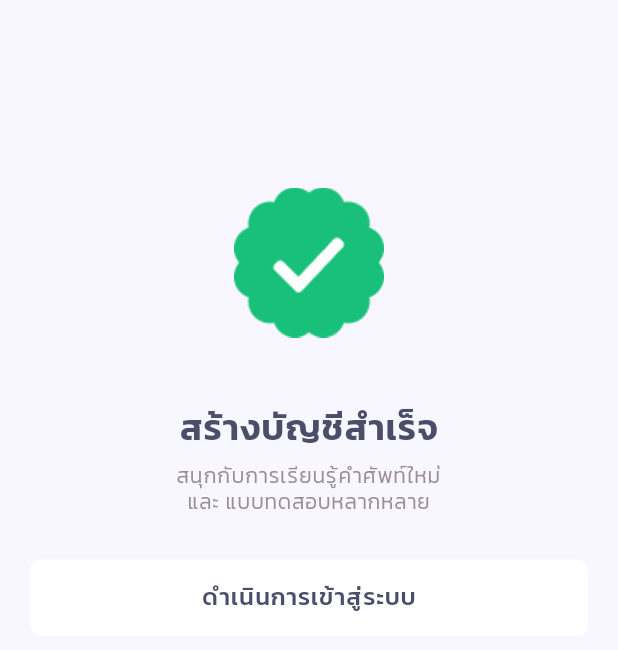
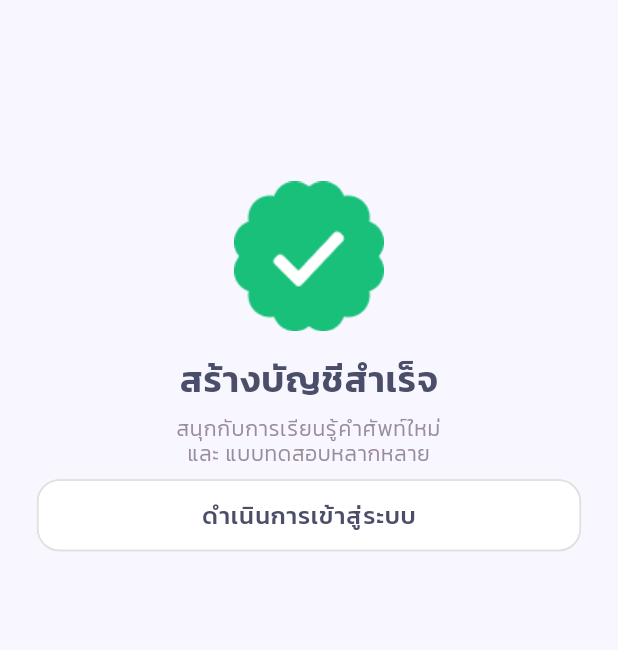
Before and after one commit to pumpkinn7/vocabtree, a Flutter app: the AccountSuccessScreen screen opened by its route, on a phone screen of 412 x 824 dp. Shown: the top 650 px of the screen. Run offline on Flutter 3.47's test engine with Material 3 defaults, Android fonts, the phone set to English and light mode, and no system bars; our stand-ins replace card_swiper, cloud_firestore, firebase_auth, firebase_core, firebase_storage, fl_chart and 5 more; missing offline and left inert: day_night_switcher, translator; accounts and stored records are empty; network calls fail.

Commit message:
AccountSuccessScreen

```diff
--- a/lib/features/auth/screens/account_success_screen.dart
+++ b/lib/features/auth/screens/account_success_screen.dart
@@ -1,55 +1,29 @@
 import 'package:flutter/material.dart';
-import 'package:vocabtree/core/theme/text_styles.dart';
+import 'package:vocabtree/core/utils/responsive_helper.dart';
+import 'package:vocabtree/features/auth/widgets/account_success/success_content.dart';
 
 class AccountSuccessScreen extends StatelessWidget {
   const AccountSuccessScreen({super.key});
 
   @override
   Widget build(BuildContext context) {
+    // คำนวณขนาดอุปกรณ์สำหรับการปรับ padding
+    final double screenHeight = MediaQuery.of(context).size.height;
+    final double topPadding = screenHeight * 0.08; // 8% of screen height
+
     return Scaffold(
       extendBodyBehindAppBar: true,
-      body: Padding(
-        padding: const EdgeInsets.symmetric(horizontal: 20),
-        child: SingleChildScrollView(
-          child: Column(
-            crossAxisAlignment: CrossAxisAlignment.center,
-            children: [
-              const SizedBox(height: 100),
-              Image.asset(
-                'assets/icons/Successmark.png',
-                height: 150,
-              ),
-              const SizedBox(height: 20),
-              Text(
-                'สร้างบัญชีสำเร็จ',
-                style: AppTextStyles.headline,
-              ),
-              const SizedBox(height: 10),
-              Text(
-                'สนุกกับการเรียนรู้คำศัพท์ใหม่\nและ แบบทดสอบหลากหลาย',
-                style: AppTextStyles.caption,
-                textAlign: TextAlign.center,
-              ),
-              const SizedBox(height: 30),
-              SizedBox(
-                width: double.infinity,
-                child: ElevatedButton(
-                  onPressed: () {
-                    Navigator.pushNamed(context, '/login');
-                  },
-                  style: ElevatedButton.styleFrom(
-                    padding: const EdgeInsets.symmetric(vertical: 16),
-                    shape: RoundedRectangleBorder(
-                      borderRadius: BorderRadius.circular(8),
-                    ),
-                  ),
-                  child: Text(
-                    'ดำเนินการเข้าสู่ระบบ',
-                    style: AppTextStyles.label,
-                  ),
-                ),
-              ),
-            ],
+      body: SafeArea(
+        child: Padding(
+          padding: EdgeInsets.only(
+            top: topPadding, // ใช้ค่า padding ด้านบนตามที่คำนวณไว้
+            left: ResponsiveHelper.getScreenWidth(context) * 0.05,
+            right: ResponsiveHelper.getScreenWidth(context) * 0.05,
+          ),
+          child: SingleChildScrollView(
+            child: SuccessContent(
+              onLoginPressed: () => Navigator.pushNamed(context, '/login'),
+            ),
           ),
         ),
       ),
--- /dev/null
+++ b/lib/features/auth/widgets/account_success/login_button.dart
@@ -0,0 +1,53 @@
+import 'package:flutter/material.dart';
+import 'package:vocabtree/core/utils/responsive_helper.dart';
+
+class LoginButton extends StatelessWidget {
+  final VoidCallback onPressed;
+  final bool isLoading;
+
+  const LoginButton({
+    super.key,
+    required this.onPressed,
+    this.isLoading = false,
+  });
+
+  @override
+  Widget build(BuildContext context) {
+    final screenWidth = ResponsiveHelper.getScreenWidth(context);
+    final buttonHeight = screenWidth > 600 ? 56.0 : 48.0;
+
+    return Card(
+      elevation: 0,
+      shape: RoundedRectangleBorder(
+        borderRadius: BorderRadius.circular(15),
+        side: BorderSide(color: Colors.grey[300]!),
+      ),
+      child: SizedBox(
+        width: double.infinity,
+        height: buttonHeight,
+        child: ElevatedButton(
+          onPressed: isLoading ? null : onPressed,
+          style: Theme.of(context).elevatedButtonTheme.style?.copyWith(
+                elevation: MaterialStateProperty.all(0),
+                backgroundColor: MaterialStateProperty.resolveWith((states) {
+                  if (states.contains(MaterialState.disabled)) {
+                    return Theme.of(context).colorScheme.surfaceVariant;
+                  }
+                  return Theme.of(context).colorScheme.surface;
+                }),
+              ),
+          child: isLoading
+              ? const SizedBox(
+                  width: 24,
+                  height: 24,
+                  child: CircularProgressIndicator(),
+                )
+              : Text(
+                  'ดำเนินการเข้าสู่ระบบ',
+                  style: Theme.of(context).textTheme.labelLarge,
+                ),
+        ),
+      ),
+    );
+  }
+}
--- /dev/null
+++ b/lib/features/auth/widgets/account_success/success_content.dart
@@ -0,0 +1,42 @@
+import 'package:flutter/material.dart';
+import 'package:vocabtree/core/utils/responsive_helper.dart';
+import 'package:vocabtree/features/auth/widgets/account_success/login_button.dart';
+import 'package:vocabtree/features/auth/widgets/account_success/success_header.dart';
+import 'package:vocabtree/features/auth/widgets/account_success/success_image.dart';
+
+class SuccessContent extends StatelessWidget {
+  final VoidCallback onLoginPressed;
+
+  const SuccessContent({super.key, required this.onLoginPressed});
+
+  @override
+  Widget build(BuildContext context) {
+    return LayoutBuilder(
+      builder: (context, constraints) {
+        final screenWidth = MediaQuery.of(context).size.width;
+        final isLargeScreen = screenWidth > 600;
+        final imageHeight = isLargeScreen ? 160.0 : 130.0;
+
+        // เพิ่มระยะห่างด้านบนโดยขึ้นอยู่กับขนาดหน้าจอ
+        final double topSpacing = isLargeScreen ? 60.0 : 40.0;
+
+        return Container(
+          constraints: const BoxConstraints(maxWidth: 800),
+          child: Column(
+            crossAxisAlignment: CrossAxisAlignment.center,
+            children: [
+              SizedBox(height: topSpacing), // ใช้ค่าคงที่แทนการคำนวณ responsive
+              SuccessImage(height: imageHeight),
+              SizedBox(
+                  height: ResponsiveHelper.getVerticalSpacing(context) * 0.15),
+              const SuccessHeader(),
+              SizedBox(
+                  height: ResponsiveHelper.getVerticalSpacing(context) * 0.25),
+              LoginButton(onPressed: onLoginPressed),
+            ],
+          ),
+        );
+      },
+    );
+  }
+}
--- /dev/null
+++ b/lib/features/auth/widgets/account_success/success_header.dart
@@ -0,0 +1,24 @@
+import 'package:flutter/material.dart';
+import 'package:vocabtree/core/theme/text_styles.dart';
+
+class SuccessHeader extends StatelessWidget {
+  const SuccessHeader({super.key});
+
+  @override
+  Widget build(BuildContext context) {
+    return Column(
+      children: [
+        Text(
+          'สร้างบัญชีสำเร็จ',
+          style: AppTextStyles.headline,
+        ),
+        const SizedBox(height: 10),
+        Text(
+          'สนุกกับการเรียนรู้คำศัพท์ใหม่\nและ แบบทดสอบหลากหลาย',
+          style: AppTextStyles.caption,
+          textAlign: TextAlign.center,
+        ),
+      ],
+    );
+  }
+}
--- /dev/null
+++ b/lib/features/auth/widgets/account_success/success_image.dart
@@ -0,0 +1,15 @@
+import 'package:flutter/material.dart';
+
+class SuccessImage extends StatelessWidget {
+  final double height;
+
+  const SuccessImage({super.key, this.height = 150});
+
+  @override
+  Widget build(BuildContext context) {
+    return Image.asset(
+      'assets/icons/Successmark.png',
+      height: height,
+    );
+  }
+}
```
